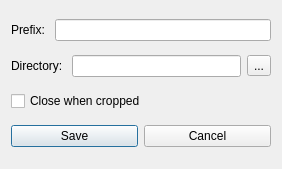
iceanimations/cropDesk, file ui/settings.ui: the form before one commit.
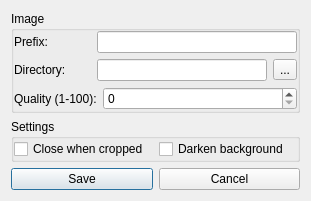
The form after the commit.

Commit message: new widgets added to the preferences window

The edit to the form file:
```diff
--- a/ui/settings.ui
+++ b/ui/settings.ui
@@ -6,8 +6,8 @@
    <rect>
     <x>0</x>
     <y>0</y>
-    <width>282</width>
-    <height>169</height>
+    <width>311</width>
+    <height>187</height>
    </rect>
   </property>
   <property name="windowTitle">
@@ -15,9 +15,24 @@
   </property>
   <layout class="QVBoxLayout" name="verticalLayout">
    <item>
+    <widget class="QGroupBox" name="groupBox">
+     <property name="title">
+      <string>Image</string>
+     </property>
+     <layout class="QVBoxLayout" name="verticalLayout_2">
+      <property name="margin">
+       <number>0</number>
+      </property>
+      <item>
     <layout class="QHBoxLayout" name="horizontalLayout">
      <item>
       <widget class="QLabel" name="label">
+          <property name="minimumSize">
+           <size>
+            <width>77</width>
+            <height>0</height>
+           </size>
+          </property>
        <property name="text">
         <string>Prefix: </string>
        </property>
@@ -32,6 +47,12 @@
     <layout class="QHBoxLayout" name="horizontalLayout_2">
      <item>
       <widget class="QLabel" name="label_2">
+          <property name="minimumSize">
+           <size>
+            <width>77</width>
+            <height>0</height>
+           </size>
+          </property>
        <property name="text">
         <string>Directory: </string>
        </property>
@@ -50,10 +71,57 @@
     </layout>
    </item>
    <item>
+       <layout class="QHBoxLayout" name="horizontalLayout_4">
+        <item>
+         <widget class="QLabel" name="label_3">
+          <property name="text">
+           <string>Quality (1-100):</string>
+          </property>
+         </widget>
+        </item>
+        <item>
+         <widget class="QSpinBox" name="spinBox">
+          <property name="sizePolicy">
+           <sizepolicy hsizetype="Expanding" vsizetype="Fixed">
+            <horstretch>0</horstretch>
+            <verstretch>0</verstretch>
+           </sizepolicy>
+          </property>
+         </widget>
+        </item>
+       </layout>
+      </item>
+     </layout>
+    </widget>
+   </item>
+   <item>
+    <widget class="QGroupBox" name="groupBox_2">
+     <property name="title">
+      <string>Settings</string>
+     </property>
+     <layout class="QVBoxLayout" name="verticalLayout_3">
+      <property name="margin">
+       <number>0</number>
+      </property>
+      <item>
+       <layout class="QHBoxLayout" name="horizontalLayout_5">
+        <item>
     <widget class="QCheckBox" name="closeWhenCroppedButton">
      <property name="text">
       <string>Close when cropped</string>
      </property>
+         </widget>
+        </item>
+        <item>
+         <widget class="QCheckBox" name="checkBox">
+          <property name="text">
+           <string>Darken background</string>
+          </property>
+         </widget>
+        </item>
+       </layout>
+      </item>
+     </layout>
     </widget>
    </item>
    <item>
```
Lines whose indentation alone changed are shown as unchanged. The commit also changes 3 other files.
